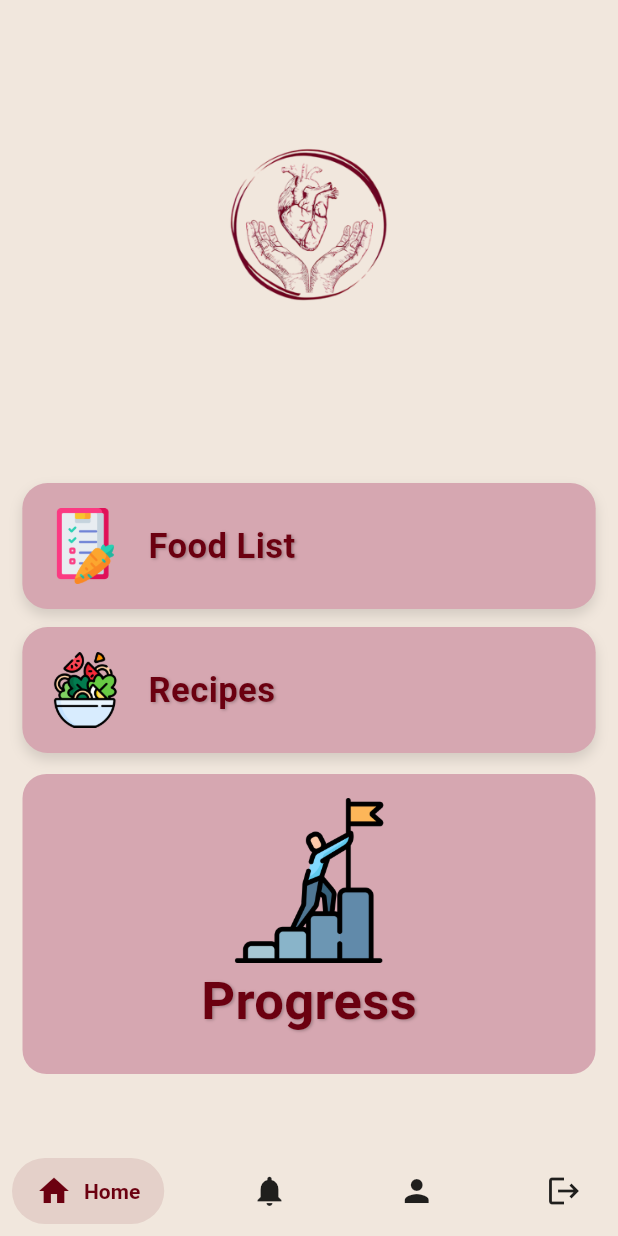
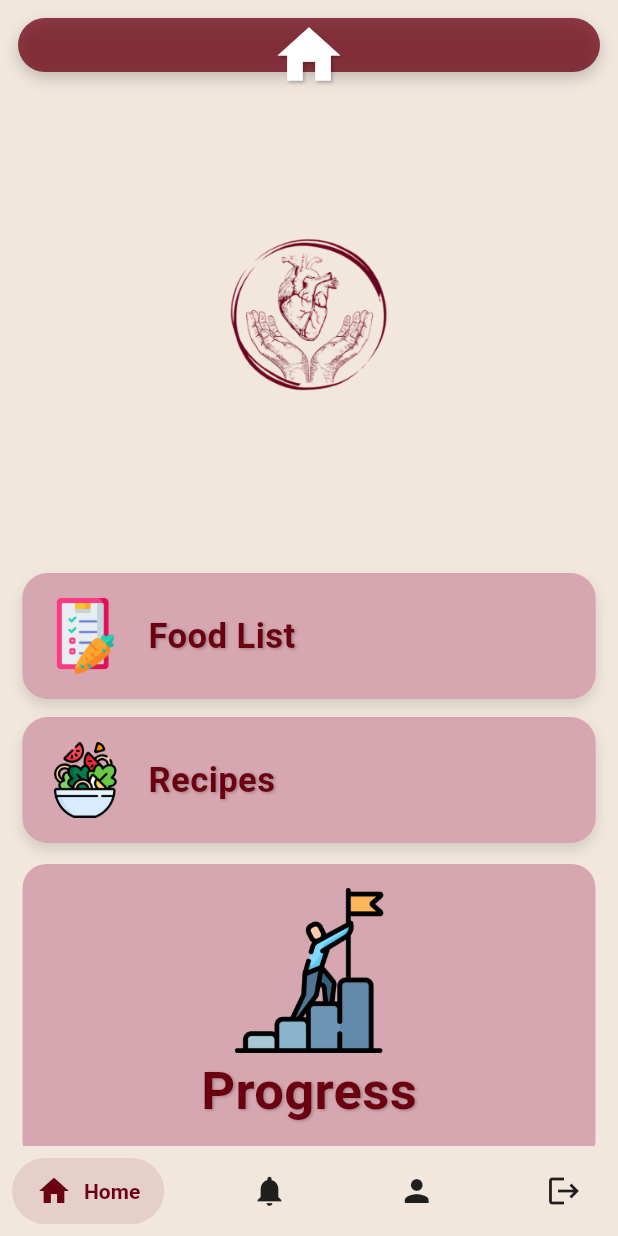
Before and after one commit to shuakr/Dietly, a Flutter app: the HomeScreen screen opened by its route, on a phone screen of 412 x 824 dp. Run offline on Flutter 3.47's test engine with Material 3 defaults, Android fonts, the phone set to English and light mode, and no system bars; drawn by our look-alikes of salomon_bottom_bar; our stand-ins replace cloud_firestore, firebase_auth, firebase_core, font_awesome_flutter, google_fonts, google_sign_in and 3 more; accounts and stored records are empty.

Commit message:
feat: add custom styled AppBar to HomeScreen

```diff
--- a/lib/screens/home_screen.dart
+++ b/lib/screens/home_screen.dart
@@ -1,4 +1,6 @@
 // lib/screens/home_screen.dart
+
+import 'dart:io';
 
 import 'package:dietly/widgets/food_list_card.dart';
 import 'package:dietly/widgets/progress_card.dart';
@@ -13,6 +15,38 @@ class HomeScreen extends StatelessWidget {
   Widget build(BuildContext context) {
     return Scaffold(
       backgroundColor: const Color(0xFFF1E7DD),
+
+      appBar: PreferredSize(
+        preferredSize: const Size.fromHeight(60),
+        child: Container(
+          margin: const EdgeInsets.all(12),
+          decoration: BoxDecoration(
+            color: const Color(0xFF6B0010).withOpacity(0.75),
+            borderRadius: BorderRadius.circular(20),
+            boxShadow: [
+              BoxShadow(
+                color: Colors.black.withOpacity(0.2),
+                blurRadius: 8,
+                offset: const Offset(0, 4),
+              ),
+            ],
+          ),
+          child: const Center(
+            child: Icon(
+              Icons.home,
+              color: Colors.white,
+              size: 50,
+              shadows: [
+                Shadow(
+                  color: Colors.black26,
+                  offset: Offset(1, 1),
+                  blurRadius: 2,
+                ),
+              ],
+            ),
+          ),
+        ),
+      ),
       body: SafeArea(
         child: SingleChildScrollView(
           child: Column(
```
